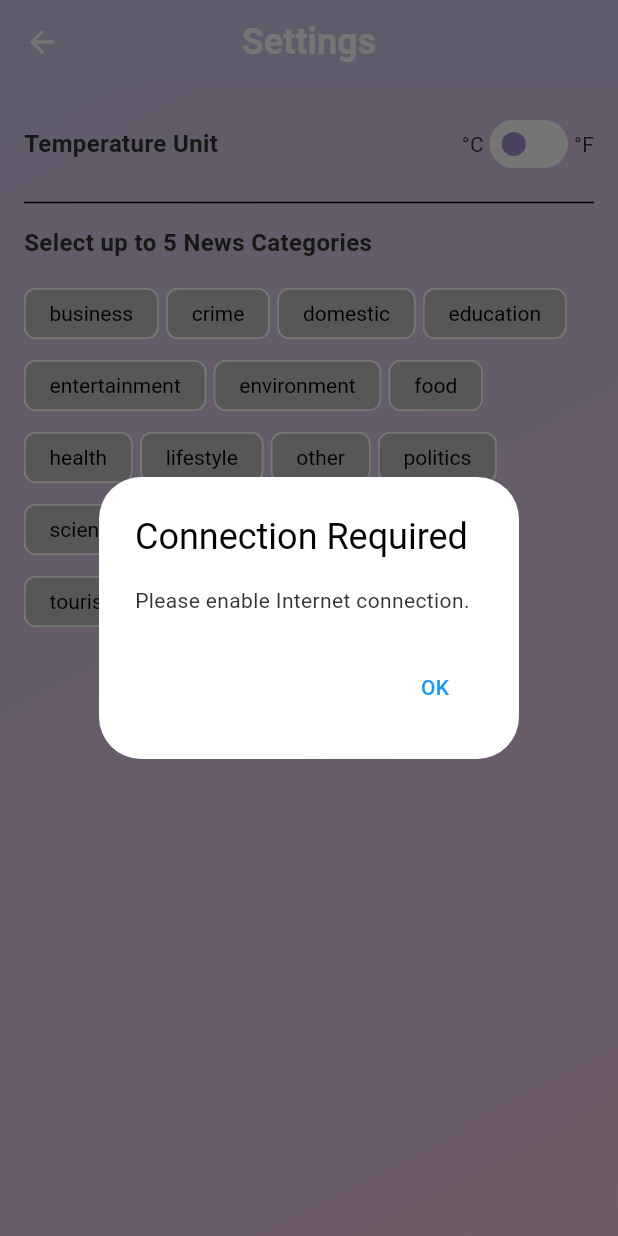
After one commit to JITHIN665/cloudy_bulletin, a Flutter app: the SettingsPage screen opened by its route, after a tap on "OK", on a phone screen of 412 x 824 dp. The commit adds this screen. Run offline on Flutter 3.47's test engine with Material 3 defaults, Android fonts, the phone set to English and light mode, and no system bars; our stand-ins replace connectivity_plus, geolocator, get, lottie, shimmer.

Commit message:
Add connectivity checking

```diff
--- a/analysis_options.yaml
+++ b/analysis_options.yaml
@@ -14,6 +14,8 @@ analyzer:
     unused_local_variable: ignore
     constant_identifier_names: ignore
     library_private_types_in_public_api: ignore
+    unrelated_type_equality_checks: ignore
+    avoid_print: ignore
 include: package:flutter_lints/flutter.yaml
 
 linter:
--- a/lib/infrastructure/controllers/home_controller.dart
+++ b/lib/infrastructure/controllers/home_controller.dart
@@ -32,25 +32,30 @@ class HomeController extends GetxController {
   /// Fetches weather and news based on current location and user settings.
   ///
   void fetchWeatherAndNews({bool? temp}) async {
+  try {
     if (temp == true) weatherData.value = null;
     newsList.clear();
-    final settingsController = Get.find<SettingsController>();
     final unit = settingsController.unit.value.toLowerCase();
 
     final position = await getCurrentPosition();
-    final weather = await weatherProvider.fetchWeatherByCoords(position.latitude, position.longitude, unit);
+    final weather = await weatherProvider.fetchWeatherByCoords(
+        position.latitude, position.longitude, unit);
 
     weatherData.value = weather;
 
     currentPage.value = 1;
     newsList.clear();
-
-    final keywords =
-        settingsController.selectedCategories.isNotEmpty ? settingsController.selectedCategories : getKeywordsBasedOnWeather(weather.description);
+    final keywords = settingsController.selectedCategories.isNotEmpty
+        ? settingsController.selectedCategories
+        : getKeywordsBasedOnWeather(weather.description);
 
     final news = await newsProvider.fetchNews(currentPage.value, keywords);
     newsList.addAll(news);
+  } catch (e) {
+    print("Error: $e");
   }
+}
+
 
   ///
   /// Loads additional news articles for pagination.
--- a/lib/main.dart
+++ b/lib/main.dart
@@ -5,6 +5,7 @@ import 'package:flutter/material.dart';
 import 'package:get/get.dart';
 
 void main() {
+  WidgetsFlutterBinding.ensureInitialized();
   runApp(MyApp());
 }
 
--- a/lib/modules/home/views/home_page.dart
+++ b/lib/modules/home/views/home_page.dart
@@ -1,6 +1,7 @@
 import 'package:cloudy_bulletin/infrastructure/controllers/home_controller.dart';
 import 'package:cloudy_bulletin/modules/home/widgets/news_card.dart';
 import 'package:cloudy_bulletin/modules/home/widgets/weather_card.dart';
+import 'package:cloudy_bulletin/support/connectivity_guard.dart';
 import 'package:cloudy_bulletin/themes/widgets/shimmer_news_card.dart';
 import 'package:cloudy_bulletin/themes/widgets/shimmer_weather_card.dart';
 import 'package:flutter/material.dart';
@@ -13,7 +14,8 @@ class HomePage extends StatelessWidget {
 
   @override
   Widget build(BuildContext context) {
-    return Scaffold(
+    return ConnectivityGuard(
+      child: Scaffold(
         appBar: AppBar(
           centerTitle: true,
           leading: Image.asset("assets/icons/logo.png"),
@@ -56,6 +58,7 @@ class HomePage extends StatelessWidget {
             );
           }),
         ),
+      ),
     );
   }
 }
--- a/lib/modules/settings/views/settings_page.dart
+++ b/lib/modules/settings/views/settings_page.dart
@@ -1,4 +1,5 @@
 import 'package:cloudy_bulletin/infrastructure/controllers/settings_controller.dart';
+import 'package:cloudy_bulletin/support/connectivity_guard.dart';
 import 'package:flutter/material.dart';
 import 'package:get/get.dart';
 
@@ -9,7 +10,8 @@ class SettingsPage extends StatelessWidget {
 
   @override
   Widget build(BuildContext context) {
-    return Scaffold(
+    return ConnectivityGuard(
+      child: Scaffold(
         appBar: AppBar(title: Text('Settings', style: TextStyle(fontSize: 24, color: Colors.white, fontWeight: FontWeight.w700)), centerTitle: true),
         body: Container(
           decoration: BoxDecoration(
@@ -74,6 +76,7 @@ class SettingsPage extends StatelessWidget {
             );
           }),
         ),
+      ),
     );
   }
 }
--- /dev/null
+++ b/lib/support/connectivity_guard.dart
@@ -0,0 +1,94 @@
+import 'dart:io';
+import 'package:connectivity_plus/connectivity_plus.dart';
+import 'package:flutter/material.dart';
+import 'package:geolocator/geolocator.dart';
+import 'package:get/get.dart';
+import 'package:cloudy_bulletin/infrastructure/controllers/home_controller.dart';
+
+class ConnectivityGuard extends StatefulWidget {
+  final Widget child;
+
+  const ConnectivityGuard({super.key, required this.child});
+
+  @override
+  State<ConnectivityGuard> createState() => _ConnectivityGuardState();
+}
+
+class _ConnectivityGuardState extends State<ConnectivityGuard> {
+  bool _hasInternet = true;
+  bool _hasLocation = true;
+
+  @override
+  void initState() {
+    super.initState();
+    WidgetsBinding.instance.addPostFrameCallback((_) => checkServices());
+  }
+
+  ///
+  ///Check both internet and location are available
+  ///
+  Future<void> checkServices() async {
+    final hasInternet = await hasInternetConnection();
+    final hasLocation = await Geolocator.isLocationServiceEnabled();
+
+    setState(() {
+      _hasInternet = hasInternet;
+      _hasLocation = hasLocation;
+    });
+
+    if (!hasInternet || !hasLocation) {
+      showConnectionPopup();
+    } else {
+      if (Get.isRegistered<HomeController>()) {
+        Get.find<HomeController>().fetchWeatherAndNews();
+      }
+    }
+  }
+
+  ///
+  ///check for internet connection
+  ///
+  Future<bool> hasInternetConnection() async {
+    final result = await Connectivity().checkConnectivity();
+    if (result == ConnectivityResult.none) return false;
+
+    try {
+      final lookup = await InternetAddress.lookup('example.com');
+      return lookup.isNotEmpty && lookup[0].rawAddress.isNotEmpty;
+    } catch (_) {
+      return false;
+    }
+  }
+
+  void showConnectionPopup() {
+    showDialog(
+      context: context,
+      barrierDismissible: false,
+      builder:
+          (_) => AlertDialog(
+            title: Text("Connection Required"),
+            content: Text(
+              !_hasInternet && !_hasLocation
+                  ? 'Please enable Internet and Location services.'
+                  : !_hasInternet
+                  ? 'Please enable Internet connection.'
+                  : 'Please enable Location services.',
+            ),
+            actions: [
+              TextButton(
+                onPressed: () {
+                  Navigator.of(context).pop();
+                  checkServices();
+                },
+                child: Text("OK"),
+              ),
+            ],
+          ),
+    );
+  }
+
+  @override
+  Widget build(BuildContext context) {
+    return widget.child;
+  }
+}
--- a/lib/support/geolocator.dart
+++ b/lib/support/geolocator.dart
@@ -1,5 +1,8 @@
 import 'package:geolocator/geolocator.dart';
 
+///
+///Function to fetch Currentposition
+///
 Future<Position> getCurrentPosition() async {
   bool serviceEnabled = await Geolocator.isLocationServiceEnabled();
   if (!serviceEnabled) {
@@ -10,11 +13,14 @@ Future<Position> getCurrentPosition() async {
   if (permission == LocationPermission.denied) {
     permission = await Geolocator.requestPermission();
     if (permission == LocationPermission.denied) {
-      throw Exception('Location permissions are denied');
+      throw Exception('Location permission denied');
     }
   }
 
+  if (permission == LocationPermission.deniedForever) {
+    throw Exception('Location permission permanently denied');
+  }
+
   return await Geolocator.getCurrentPosition(
-    desiredAccuracy: LocationAccuracy.high,
-  );
+      desiredAccuracy: LocationAccuracy.high);
 }
--- a/lib/support/helper.dart
+++ b/lib/support/helper.dart
@@ -5,7 +5,7 @@ String getWeatherAnimation(String description) {
   if (description.contains('light rain')) return 'assets/lottie/rainy.json';
   if (description.contains('storm')) return 'assets/lottie/storm.json';
   if (description.contains('snow')) return 'assets/lottie/snow.json';
-  return 'assets/lottie/cloudy.json'; // default fallback
+  return 'assets/lottie/cloudy.json';
 }
 
 
--- a/pubspec.yaml
+++ b/pubspec.yaml
@@ -23,6 +23,7 @@ dependencies:
   intl: ^0.20.2
   url_launcher: ^6.3.1
   shimmer: ^3.0.0
+  connectivity_plus: ^6.1.3
 
 
 dev_dependencies:
```
Also changed, not shown: pubspec.lock, 4 other files. Lines whose indentation alone changed are shown as unchanged.
